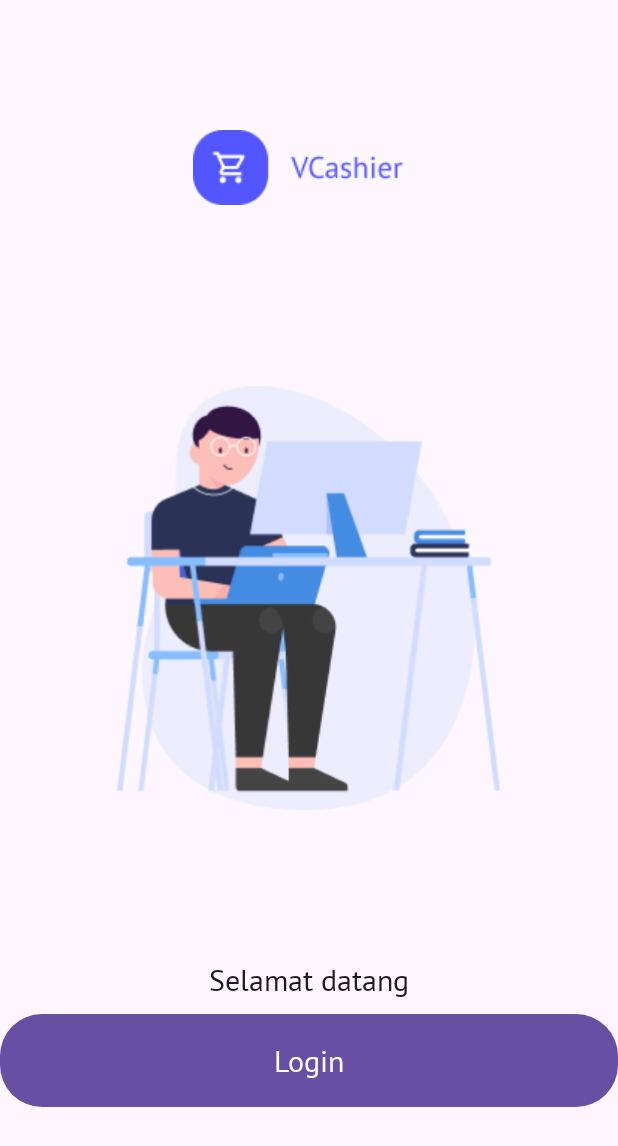
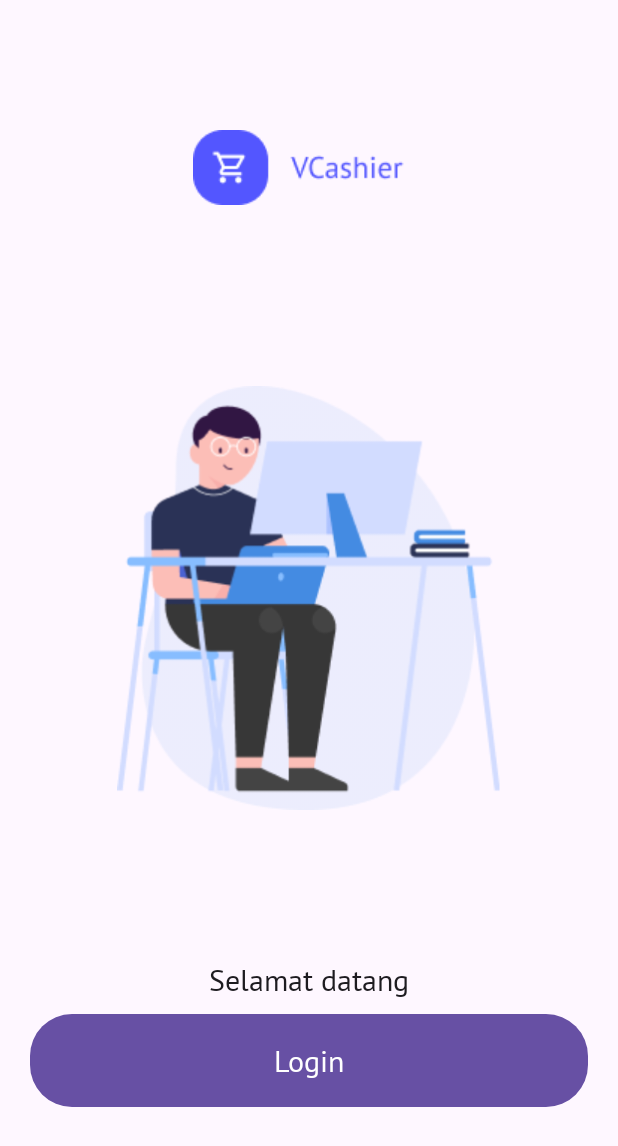
Before and after one commit to rizky201008/VCashier, an Android app built with Jetpack Compose: the screen it shows after launch (MainActivity), on a phone screen of 412 x 824 dp. Shown: the top 1146 px of the screen. Run offline under Robolectric (Android 15) with nearby library versions, the phone set to English and light mode, and no system bars; libraries missing offline, so code that uses them is left out: com.materialkolor, com.materialkolor.dynamicColorScheme, com.materialkolor.rememberDynamicColorScheme; 4 statements that could not run were skipped.

Commit message:
refactor: mobile: modify WelcomeScreen

```diff
--- a/mobile/app/src/main/java/com/vixiloc/vcashiermobile/presentation/screens/welcome/WelcomeScreen.kt
+++ b/mobile/app/src/main/java/com/vixiloc/vcashiermobile/presentation/screens/welcome/WelcomeScreen.kt
@@ -5,6 +5,7 @@ import androidx.compose.foundation.layout.Arrangement
 import androidx.compose.foundation.layout.Column
 import androidx.compose.foundation.layout.fillMaxSize
 import androidx.compose.foundation.layout.height
+import androidx.compose.foundation.layout.padding
 import androidx.compose.foundation.layout.width
 import androidx.compose.foundation.rememberScrollState
 import androidx.compose.foundation.verticalScroll
@@ -41,6 +42,6 @@ fun WelcomeScreen() {
         VerticalSpacer(height = 99.dp)
         Text(text = "Selamat datang", style = MaterialTheme.typography.bodyMedium)
         VerticalSpacer(height = 10.dp)
-        VButton(text = "Login", onClick = { /*TODO*/ }, modifier = Modifier)
+        VButton(text = "Login", onClick = { /*TODO*/ }, modifier = Modifier.padding(horizontal = 20.dp))
     }
 }
```
